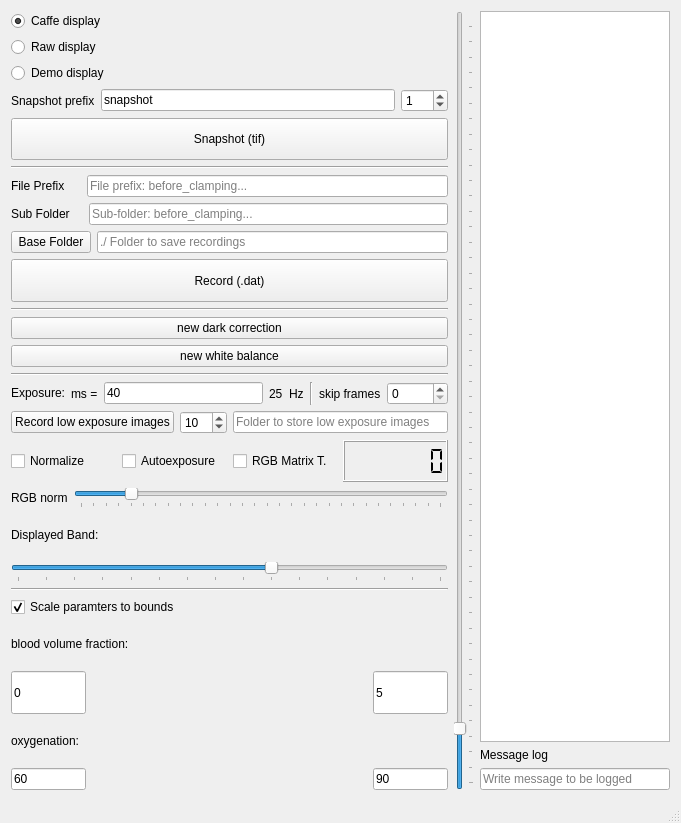
Qt form mainwindow.ui (IMSY-DKFZ/xilens) before a commit.
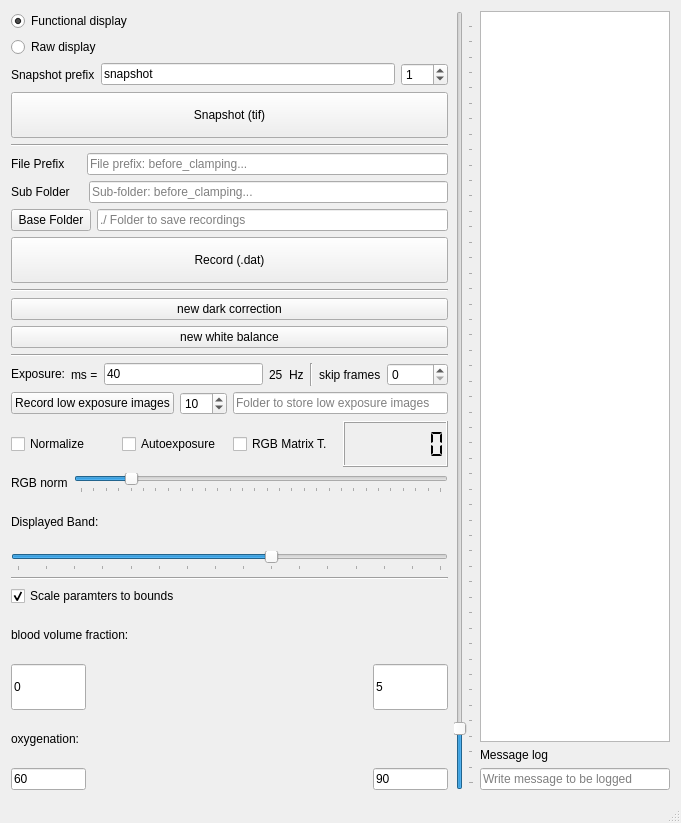
The same form after that commit. Icons and pictures are not drawn.

Commit message:
Remove demo display files and refactor Caffe display to Functional display
Removed redundant demonstration display files 'displayDemo.cpp' and 'displayDemo.h'. Renamed all instances of "Caffe" display to "Functional" display to more accurately reflect its purpose.

```diff
--- a/mainwindow.ui
+++ b/mainwindow.ui
@@ -33,7 +33,7 @@
              <bool>true</bool>
             </property>
             <property name="text">
-             <string>Caffe display</string>
+             <string>Functional display</string>
             </property>
             <property name="checked">
              <bool>true</bool>
@@ -49,13 +49,6 @@
           </property>
          </widget>
         </item>
-        <item>
-         <widget class="QRadioButton" name="radioButtonDemo">
-          <property name="text">
-           <string>Demo display</string>
-          </property>
-         </widget>
-        </item>
         <item>
          <layout class="QHBoxLayout" name="horizontalLayout_12">
           <item>
```
Left out of the diff: 2 changed lines with no effect on the pictures. The commit also changes 7 other files.
